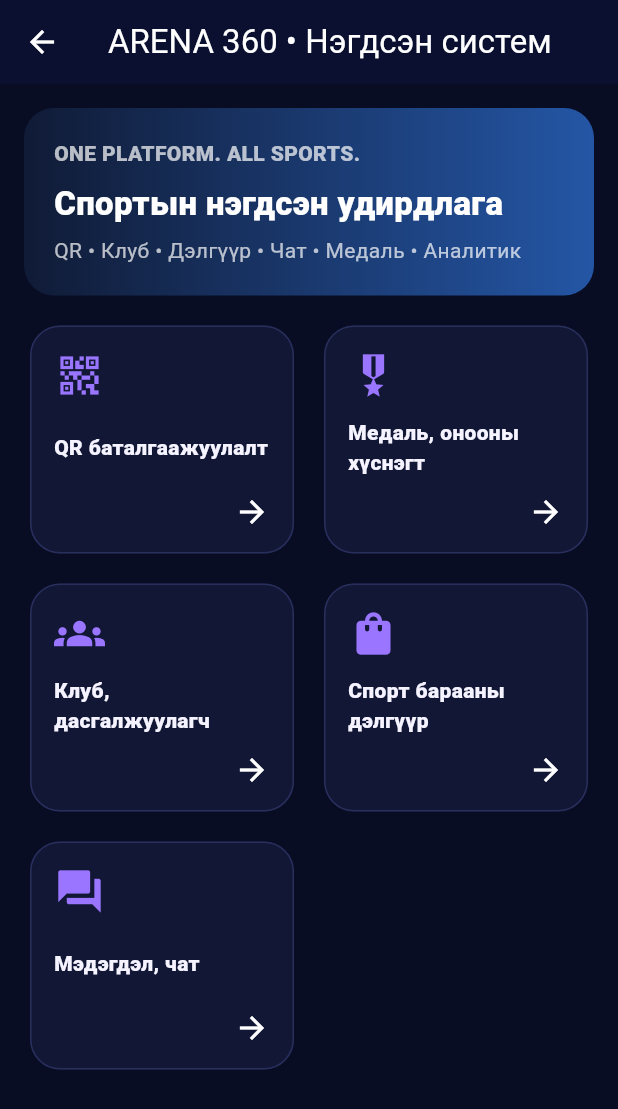
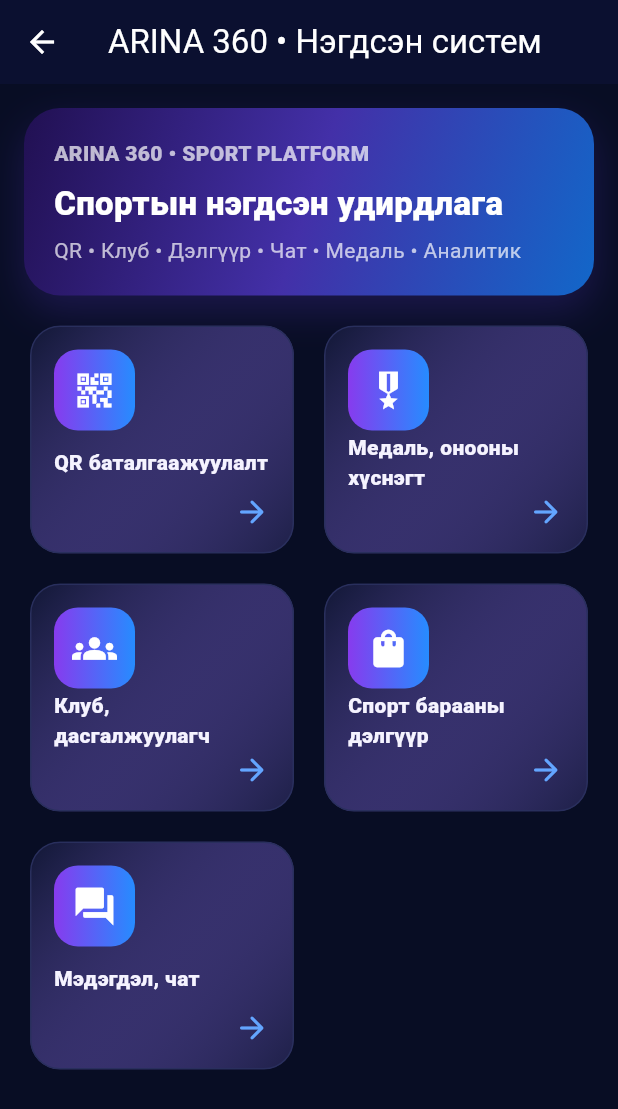
Before and after one commit to garidod70-del/Arina360, a Flutter app: the EcosystemHubPage screen opened directly, on a phone screen of 412 x 824 dp. Shown: the top 1109 px of the screen. Run offline on Flutter 3.47's test engine with Material 3 defaults, Android fonts, the phone set to English and light mode, and no system bars; our stand-ins replace flutter_secure_storage, open_filex, package_info_plus, permission_handler, qr_flutter, shared_preferences; missing offline and left inert: mobile_scanner; accounts and stored records are empty.

Commit message:
Polish ARINA 360 ecosystem hub purple-blue cards

```diff
--- a/apps/mobile/lib/features/ecosystem/ecosystem_hub_page.dart
+++ b/apps/mobile/lib/features/ecosystem/ecosystem_hub_page.dart
@@ -19,16 +19,17 @@ class EcosystemHubPage extends StatelessWidget {
       if (isAdmin) _HubItem('Админ аналитик', Icons.analytics, const AnalyticsPage()),
     ];
     return Scaffold(
-      appBar: AppBar(title: const Text('ARENA 360 • Нэгдсэн систем')),
+      appBar: AppBar(title: const Text('ARINA 360 • Нэгдсэн систем')),
       body: ListView(padding: const EdgeInsets.all(16), children: [
         Container(
           padding: const EdgeInsets.all(20),
           decoration: BoxDecoration(
-            gradient: const LinearGradient(colors: [Color(0xFF101B36), Color(0xFF2456A5)]),
-            borderRadius: BorderRadius.circular(20),
+            gradient: const LinearGradient(begin: Alignment.topLeft, end: Alignment.bottomRight, colors: [Color(0xFF211052), Color(0xFF4330A8), Color(0xFF1267C9)]),
+            borderRadius: BorderRadius.circular(24),
+            boxShadow: [BoxShadow(color: Color(0xFF603BDA).withValues(alpha: .22), blurRadius: 22, offset: Offset(0, 10))],
           ),
           child: const Column(crossAxisAlignment: CrossAxisAlignment.start, children: [
-            Text('ONE PLATFORM. ALL SPORTS.', style: TextStyle(color: Colors.white70, fontWeight: FontWeight.w800)),
+            Text('ARINA 360 • SPORT PLATFORM', style: TextStyle(color: Colors.white70, fontWeight: FontWeight.w800)),
             SizedBox(height: 8),
             Text('Спортын нэгдсэн удирдлага', style: TextStyle(color: Colors.white, fontSize: 22, fontWeight: FontWeight.w900)),
             SizedBox(height: 6),
@@ -43,18 +44,24 @@ class EcosystemHubPage extends StatelessWidget {
           gridDelegate: const SliverGridDelegateWithFixedCrossAxisCount(crossAxisCount: 2, crossAxisSpacing: 12, mainAxisSpacing: 12, childAspectRatio: 1.15),
           itemBuilder: (context, index) {
             final item = items[index];
-            return Card(child: InkWell(
+            return Card(clipBehavior: Clip.antiAlias, child: InkWell(
               borderRadius: BorderRadius.circular(18),
               onTap: () => Navigator.push(context, MaterialPageRoute(builder: (_) => item.page)),
-              child: Padding(padding: const EdgeInsets.all(16), child: Column(
+              child: Ink(
+                decoration: BoxDecoration(
+                  gradient: LinearGradient(begin: Alignment.topLeft, end: Alignment.bottomRight, colors: [Theme.of(context).colorScheme.surface, Theme.of(context).colorScheme.primary.withValues(alpha: .09)]),
+                  borderRadius: BorderRadius.circular(18),
+                ),
+                child: Padding(padding: const EdgeInsets.all(16), child: Column(
                 crossAxisAlignment: CrossAxisAlignment.start,
                 mainAxisAlignment: MainAxisAlignment.spaceBetween,
                 children: [
-                  Icon(item.icon, size: 34, color: Theme.of(context).colorScheme.primary),
+                  Container(width: 54, height: 54, decoration: BoxDecoration(gradient: const LinearGradient(colors: [Color(0xFF873BEE), Color(0xFF268CFF)]), borderRadius: BorderRadius.circular(16)), child: Icon(item.icon, size: 30, color: Colors.white)),
                   Text(item.title, style: const TextStyle(fontWeight: FontWeight.w900)),
-                  const Align(alignment: Alignment.centerRight, child: Icon(Icons.arrow_forward)),
+                  Align(alignment: Alignment.centerRight, child: Icon(Icons.arrow_forward_rounded, color: Theme.of(context).colorScheme.secondary)),
                 ],
               )),
+              ),
             ));
           },
         ),
```
